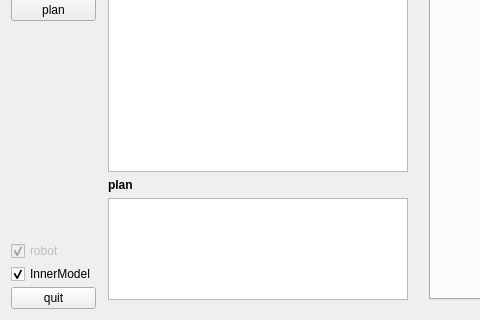
Before: the Qt Designer form components/missionAgent/src/guiDlg.ui in robocomp/robocomp-shelly, drawn with Qt 5; both pictures show x 0 to 480 and y 443 to 763 of the 1201 by 763 pixel window.
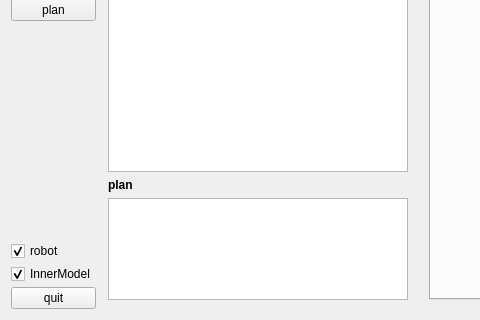
After: the same form once the commit is applied.

Commit message: The button to show the robot subGraph has been enabled.

What changed in the file:
```diff
--- a/components/missionAgent/src/guiDlg.ui
+++ b/components/missionAgent/src/guiDlg.ui
@@ -118,7 +118,7 @@
        <item>
         <widget class="QCheckBox" name="robotCheck">
          <property name="enabled">
-          <bool>false</bool>
+          <bool>true</bool>
          </property>
          <property name="text">
           <string>robot</string>
```
